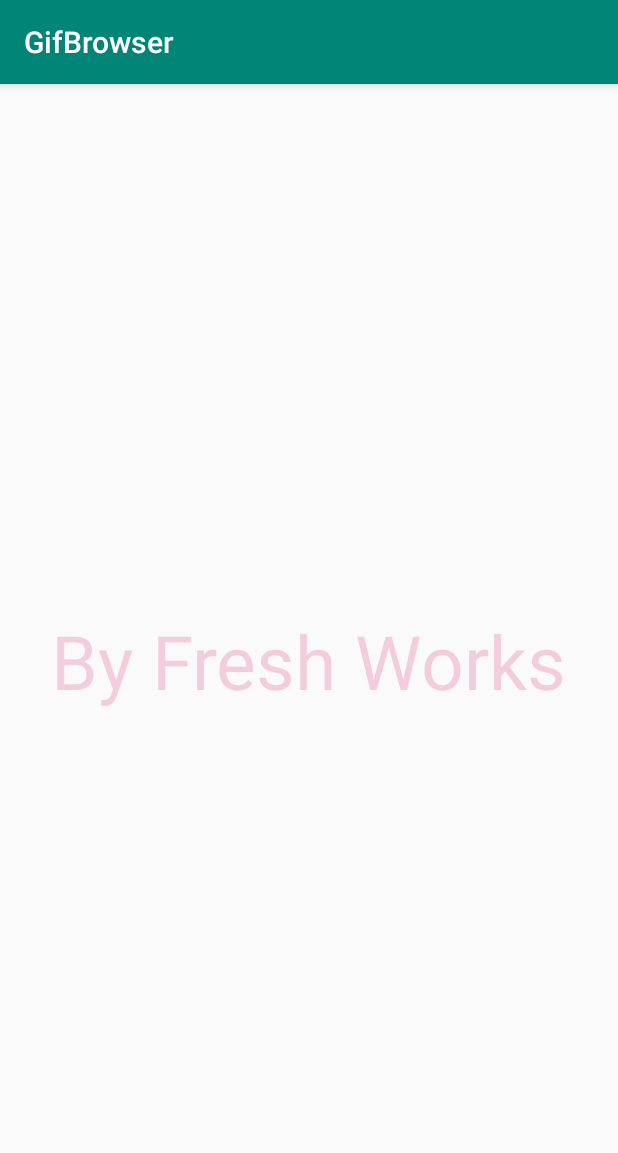
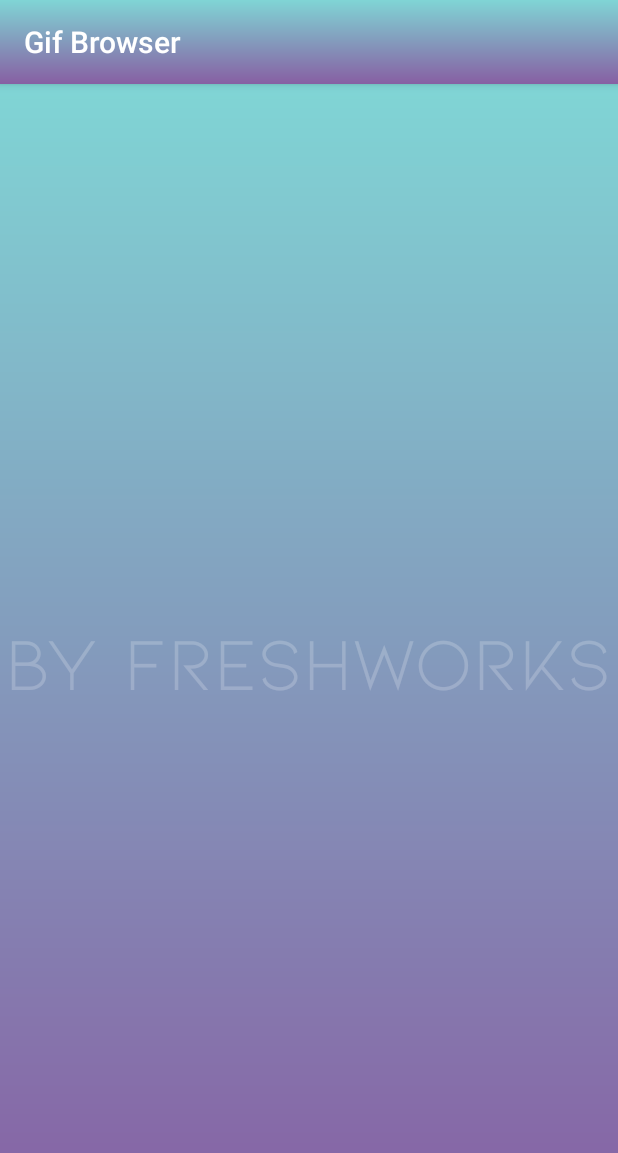
Before and after one commit to CantuckyLV/GifBrowser, an Android app: the SplashActivity screen opened directly, with no data from a screen before it, on a phone screen of 412 x 824 dp. Shown: the top 1153 px of the screen. Run offline under Robolectric (Android 15) with nearby library versions, the phone set to English and light mode, and no system bars.

Commit message:
UI enhancements

```diff
--- a/app/src/main/java/com/daniel/gifbrowser/View/MainActivity.kt
+++ b/app/src/main/java/com/daniel/gifbrowser/View/MainActivity.kt
@@ -1,11 +1,16 @@
 package com.daniel.gifbrowser.View
 
 import android.os.Bundle
+import android.text.Spannable
+import android.text.SpannableString
 import android.widget.FrameLayout
+import androidx.appcompat.app.AppCompatActivity
+import androidx.core.content.res.ResourcesCompat
 import androidx.fragment.app.FragmentActivity
 import androidx.viewpager2.widget.ViewPager2
 import com.daniel.gifbrowser.Adapters.GifScreensPagerAdapter
 import com.daniel.gifbrowser.R
+import com.daniel.gifbrowser.Util.TypefaceSpan
 import com.google.android.material.tabs.TabLayout
 import com.google.android.material.tabs.TabLayoutMediator
 
@@ -44,4 +49,5 @@
         }.attach()
         vpFragments.setPageTransformer(ZoomOutPageTransformer())
     }
+
 }
--- a/app/src/main/java/com/daniel/gifbrowser/View/SplashActivity.kt
+++ b/app/src/main/java/com/daniel/gifbrowser/View/SplashActivity.kt
@@ -7,9 +7,12 @@
 import android.os.CountDownTimer
 import android.os.Handler
 import android.os.Looper
+import android.text.Spannable
+import android.text.SpannableString
 import android.view.View
 import android.widget.TextView
 import androidx.appcompat.app.AppCompatActivity
+import androidx.core.content.res.ResourcesCompat
 import com.daniel.gifbrowser.R
 import java.lang.Exception
 
@@ -31,6 +34,7 @@
             }
         }.start()
         startHandler()
+        setupActionBar()
     }
 
     private val crossRunnable = object : Runnable {
@@ -41,6 +45,11 @@
     }
     private fun startHandler(){
         timerHandler.post(crossRunnable)
+    }
+    fun setupActionBar(){
+        val s = "Gif Browser"
+        supportActionBar!!.setTitle(s)
+        supportActionBar!!.setBackgroundDrawable(ResourcesCompat.getDrawable(getResources(), R.drawable.gradient, null))
     }
 
     private fun crossFadeSplash(){
--- /dev/null
+++ b/app/src/main/res/drawable-v24/gradient.xml
@@ -0,0 +1,8 @@
+<?xml version="1.0" encoding="utf-8"?>
+<shape xmlns:android="http://schemas.android.com/apk/res/android"
+    android:shape="rectangle">
+    <gradient
+        android:startColor="#875FA3"
+        android:endColor="#80D5D5"
+        android:angle="90" />
+</shape>
--- a/app/src/main/res/layout/activity_splash.xml
+++ b/app/src/main/res/layout/activity_splash.xml
@@ -4,14 +4,16 @@
     xmlns:tools="http://schemas.android.com/tools"
     android:layout_width="match_parent"
     android:layout_height="match_parent"
+    android:background="@drawable/gradient"
     tools:context=".View.SplashActivity">
     <TextView
         android:id="@+id/testo"
         android:layout_width="wrap_content"
         android:layout_height="wrap_content"
+        app:fontFamily="@font/kionaregular"
         android:layout_alignParentLeft="true"
         android:text="Gif Browser"
-        android:textColor="@color/colorAccent"
+        android:textColor="@color/colorWhite"
         android:textSize="50dp"
         app:layout_constraintBottom_toBottomOf="parent"
         app:layout_constraintEnd_toEndOf="parent"
@@ -21,10 +23,11 @@
         android:id="@+id/testo2"
         android:layout_width="wrap_content"
         android:layout_height="wrap_content"
+        app:fontFamily="@font/kionaregular"
         android:layout_alignParentLeft="true"
-        android:text="By Fresh Works"
+        android:text="By FreshWorks"
         android:visibility="gone"
-        android:textColor="@color/colorAccent"
+        android:textColor="@color/colorWhite"
         android:textSize="50dp"
         app:layout_constraintBottom_toBottomOf="parent"
         app:layout_constraintEnd_toEndOf="parent"
--- a/app/src/main/res/values/colors.xml
+++ b/app/src/main/res/values/colors.xml
@@ -1,8 +1,8 @@
 <?xml version="1.0" encoding="utf-8"?>
 <resources>
     <color name="colorPrimary">#008577</color>
-    <color name="colorPrimaryDark">#00574B</color>
-    <color name="colorAccent">#D81B60</color>
+    <color name="colorPrimaryDark">#80D5D5</color>
+    <color name="colorAccent">#875FA3</color>
     <color name="colorWhite">#FFFFFF</color>
     <color name="colorTransparent">#00FFFFFF</color>
 </resources>
```
Also changed, not shown: app/src/main/java/com/daniel/gifbrowser/Util/TypeFaceSpan.java (added, +52 -0 lines), app/src/main/res/font/comfortaa.ttf (added), app/src/main/res/font/kionaregular.ttf (added).
